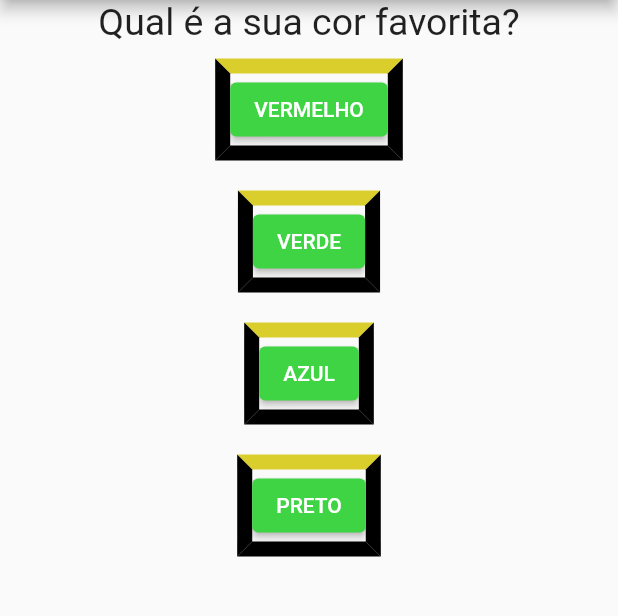
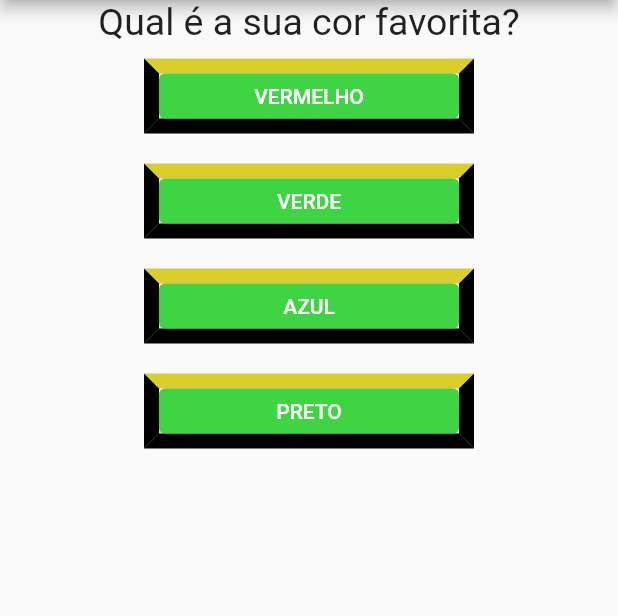
Before and after one commit to jianLicio/perguntas, a Flutter app: the screen it shows after launch, on a phone screen of 412 x 824 dp, the part 84-700 px from its top. Run offline on Flutter 3.47's test engine with Material 2 defaults, Android fonts, the phone set to English and light mode, and no system bars; our stand-ins replace google_fonts.

Commit message:
concerto de bugs envolvendo botoes

```diff
--- a/lib/main.dart
+++ b/lib/main.dart
@@ -1,4 +1,5 @@
 import 'package:flutter/material.dart';
+import 'package:google_fonts/google_fonts.dart';
 import './questao.dart';
 import './resposta.dart';
 
@@ -8,40 +9,41 @@ main() {
 
 class PerguntaAppState extends State<PerguntaApp> {
   var _perguntaSelecionada = 0;
-  void _responder() {
-    setState(() {
-      _perguntaSelecionada++;
-      print(_perguntaSelecionada);
-    });
-  }
-
-  @override
-  Widget build(BuildContext context) {
-    final perguntas = [
+  final _perguntas = const [
     {
       'texto': 'Qual é a sua cor favorita?',
       'respostas': ['VERMELHO', 'VERDE', 'AZUL', 'PRETO'],
     },
     {
       'texto': 'Qual é o seu animal favorito?',
-        'Respostas': ['CACHORRO', 'GATO', 'CAVALO', 'VACA'],
+      'respostas': ['CACHORRO', 'GATO', 'CAVALO', 'VACA'],
     },
     {
       'texto': 'Qual é o seu instrutor favorito?',
-        'Respostas': ['JOÃO', 'MARIA', 'PAULO', 'LETICIA'],
+      'respostas': ['JOÃO', 'MARIA', 'PAULO', 'LETICIA'],
     }
   ];
-    print(perguntas.length);
 
-    List<Widget>? respostas = [];
+  void _responder() {
+    setState(() {
+      _perguntaSelecionada++;
+      // print(_perguntaSelecionada);
+    });
+  }
 
-    // List<String>? respostas =
-    //     perguntas[_perguntaSelecionada].cast()['resposta'];
+  bool get temPerguntaSelecionada {
+    return _perguntaSelecionada < _perguntas.length;
+  }
 
-    for (String textoResp
-        in perguntas[_perguntaSelecionada].cast()['respostas']) {
-      respostas.add(Resposta(texto: textoResp, quandoSelecionado: _responder));
-    }
+  @override
+  Widget build(BuildContext context) {
+    // print(_perguntas.length);
+
+    // List<Widget>? respostas = [];
+
+    List<String> respostas = temPerguntaSelecionada
+        ? _perguntas[_perguntaSelecionada].cast()['respostas']
+        : [];
 
     return MaterialApp(
       home: Scaffold(
@@ -51,14 +53,26 @@ class PerguntaAppState extends State<PerguntaApp> {
             child: const Text('Perguntas'),
           ),
         ),
-        body: Column(
+        body: temPerguntaSelecionada
+            ? Column(
                 children: [
-            Questao(texto: perguntas[_perguntaSelecionada]['texto'].toString()),
+                  Questao(
+                      texto:
+                          _perguntas[_perguntaSelecionada]['texto'].toString()),
                   ...respostas
-            // .map((t) => Resposta(
-            //     texto: t.toString(), quandoSelecionado: _responder))
-            // .toList(),
+                      .map((t) => Resposta(
+                          texto: t.toString(), quandoSelecionado: _responder))
+                      .toList(),
                 ],
+              )
+            : Center(
+                child: Text(
+                  'PARABÉNS!',
+                  style: GoogleFonts.pacifico(
+                    fontSize: 38,
+                    color: const Color.fromARGB(255, 37, 106, 158),
+                  ),
+                ),
               ),
       ),
     );
--- a/lib/resposta.dart
+++ b/lib/resposta.dart
@@ -10,6 +10,8 @@ class Resposta extends StatelessWidget {
   @override
   Widget build(BuildContext context) {
     return Container(
+      width: 220,
+      height: 50,
       margin: const EdgeInsets.all(10.0),
       decoration: const BoxDecoration(
         border: Border(
```
Also changed, not shown: pubspec.yaml (+1 -65 lines), pubspec.lock, 1 other file. Lines whose indentation alone changed are shown as unchanged.
